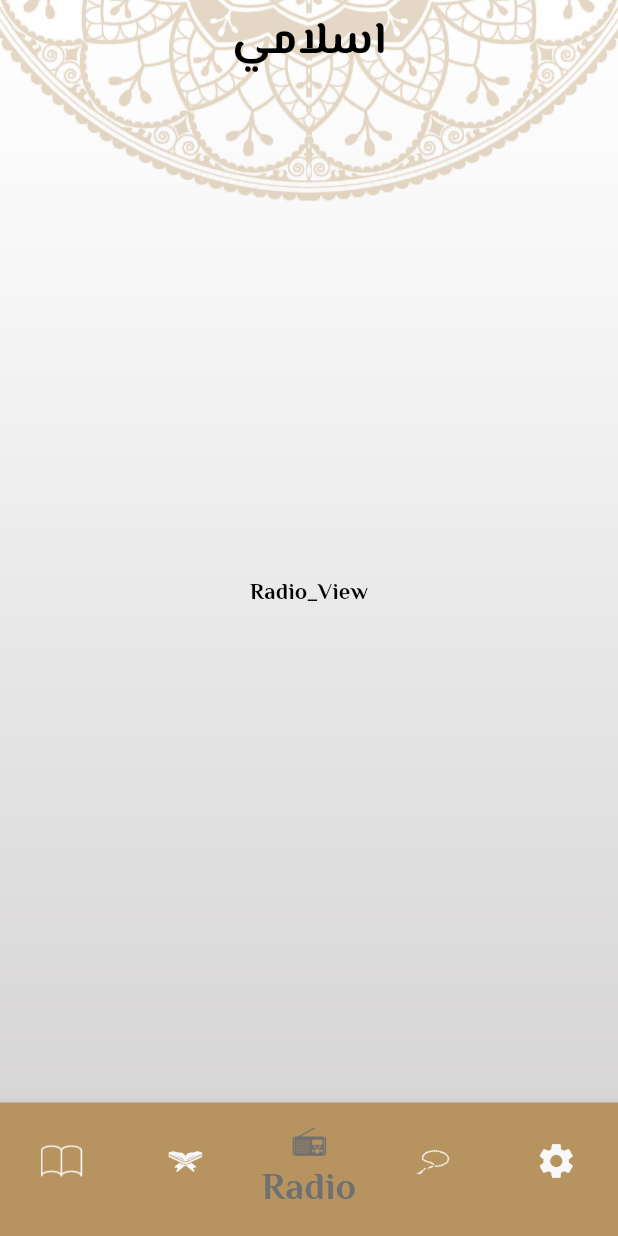
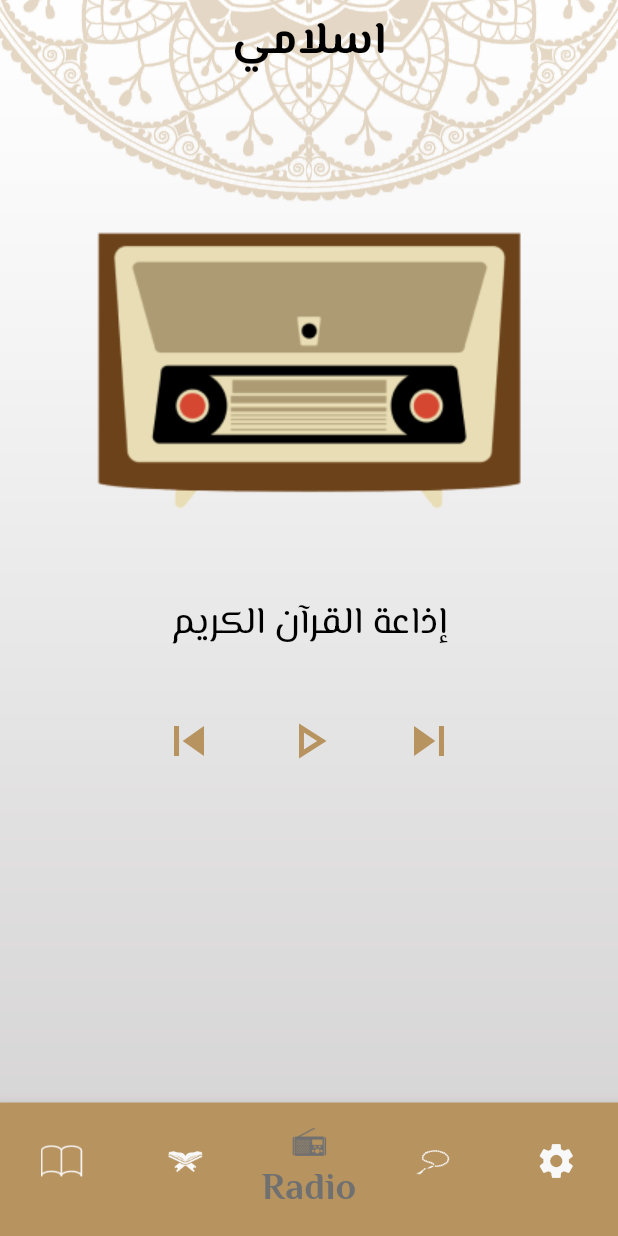
Before and after one commit to ahmedsayed209/Islami_App, a Flutter app: the screen it shows after launch, on a phone screen of 412 x 824 dp. Run offline on Flutter 3.47's test engine with Material 3 defaults, Android fonts, the phone set to English and light mode, and no system bars.

Commit message:
* Finish Radio Ui

```diff
--- a/lib/modules/Quran_View/Quran_Detail_Titles.dart
+++ b/lib/modules/Quran_View/Quran_Detail_Titles.dart
@@ -72,7 +72,6 @@ class _quranDetailsViewState extends State<quranDetailsView> {
     versesList = content.split("\n");
     setState((){});
     print(content);
-
   }
 
 }
--- a/lib/modules/Radio_View/radioView.dart
+++ b/lib/modules/Radio_View/radioView.dart
@@ -5,14 +5,31 @@ class radioView extends StatelessWidget {
 
   @override
   Widget build(BuildContext context) {
-    return Center(
-      child: Text(
-        "Radio_View",
-        style: TextStyle(
-            fontFamily: "El Messeri",
-            fontSize: 15,
-            fontWeight: FontWeight.w700),
-      ),
-    );
+    var theme = Theme.of(context);
+    return
+      Center(
+        child: Column(
+        children: [
+          SizedBox(height:80,),
+          Image.asset("assets/icons/551-5517026_radio-vector-png-old-radio-png-vector-transparent.png"),
+          SizedBox(height:40,),
+          Text("إذاعة القرآن الكريم",style:theme.textTheme.bodyMedium,),
+          SizedBox(height:40,),
+          Center(
+            child: Row(
+              mainAxisAlignment: MainAxisAlignment.center,
+              children: [
+                Icon(Icons.skip_previous,color:theme.primaryColor,size:40,),
+                SizedBox(width:40,),
+                Icon(Icons.play_arrow_outlined,color:theme.primaryColor,size:40,),
+                SizedBox(width:40,),
+                Icon(Icons.skip_next,color:theme.primaryColor,size:40,),
+              ],
+            ),
+          )
+
+        ],
+            ),
+      );
   }
 }
```
Also changed, not shown: assets/icons/2x/551-5517026_radio-vector-png-old-radio-png-vector-transparent@2x.png (added), assets/icons/3x/551-5517026_radio-vector-png-old-radio-png-vector-transparent@3x.png (added), assets/icons/551-5517026_radio-vector-png-old-radio-png-vector-transparent.png (added).
